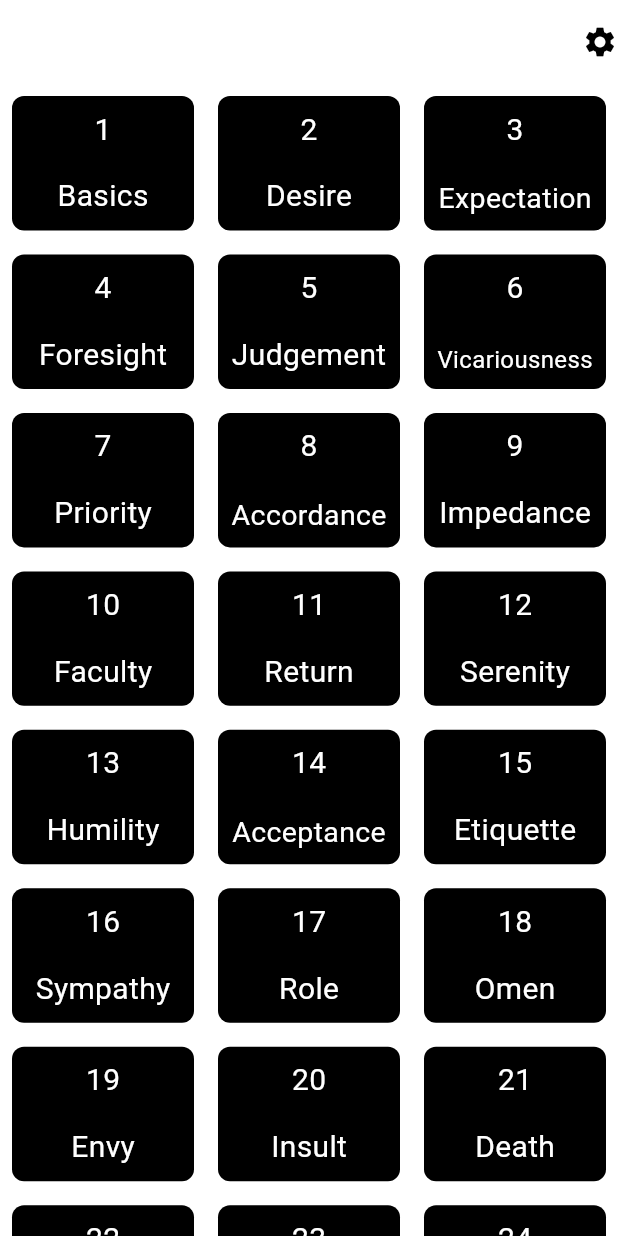
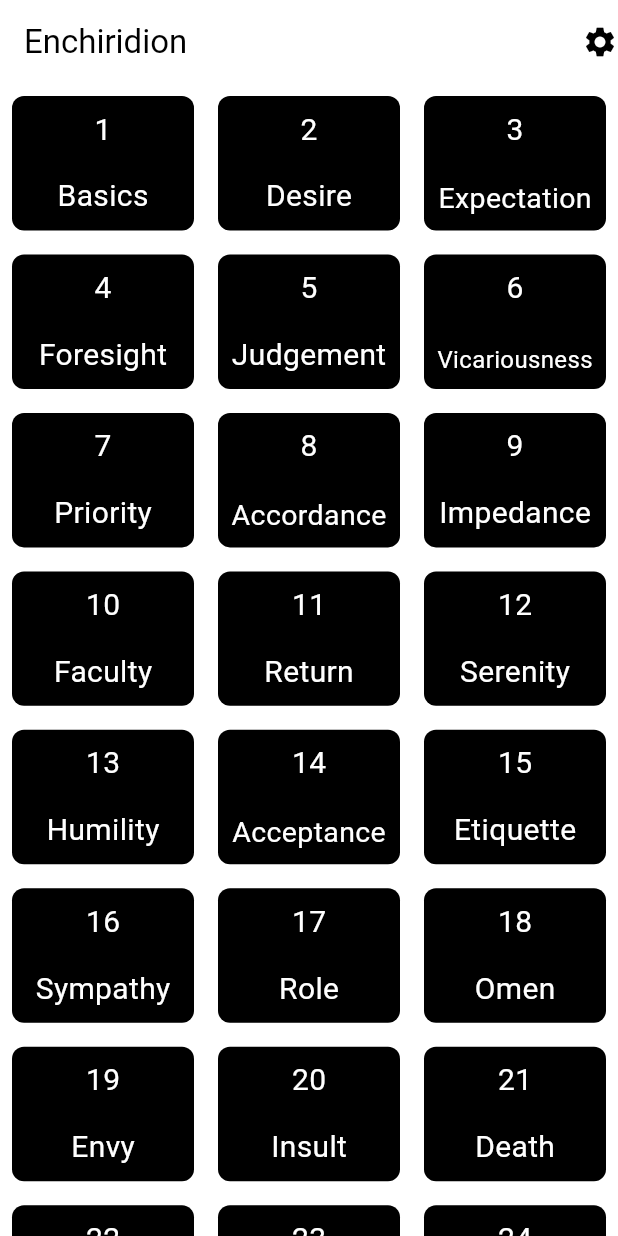
Before and after one commit to Coedice/enchiridion, a Flutter app: the screen it shows after launch, on a phone screen of 412 x 824 dp. Run offline on Flutter 3.47's test engine with Material 3 defaults, Android fonts, the phone set to English and light mode, and no system bars; drawn by our look-alikes of auto_size_text; our stand-ins replace shared_preferences, yaml.

Commit message:
Add app bar to home screen

```diff
--- a/lib/main.dart
+++ b/lib/main.dart
@@ -87,12 +87,8 @@ class _MyHomePageState extends State<MyHomePage> {
   Widget build(BuildContext context) {
     return Scaffold(
       backgroundColor: const Color.fromARGB(255, 255, 255, 255),
-      body: Scrollbar(
-        child: CustomScrollView(
-          slivers: [
-            SliverAppBar(
-              backgroundColor: Colors.transparent,
-              elevation: 0,
+      appBar: AppBar(
+        title: const Text("Enchiridion"),
         actions: [
           GestureDetector(
             onTap: () {
@@ -105,6 +101,9 @@ class _MyHomePageState extends State<MyHomePage> {
           )
         ],
       ),
+      body: Scrollbar(
+        child: CustomScrollView(
+          slivers: [
             SliverGrid(
               delegate: SliverChildBuilderDelegate(
                 (context, i) {
```
Lines whose indentation alone changed are shown as unchanged.
